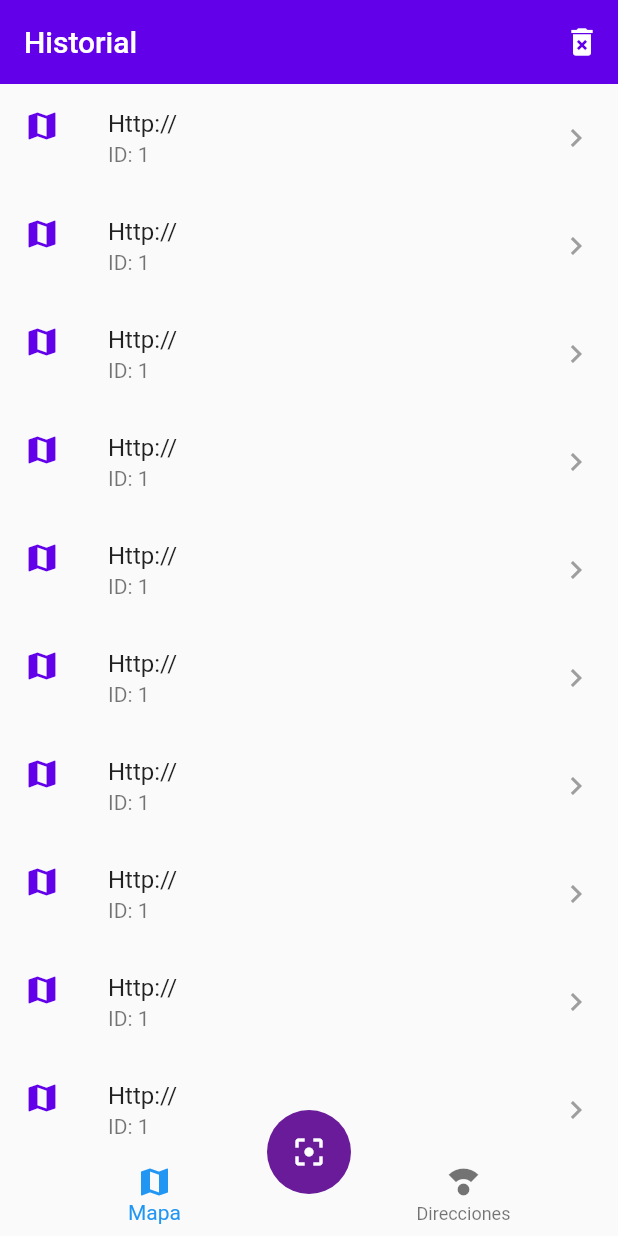
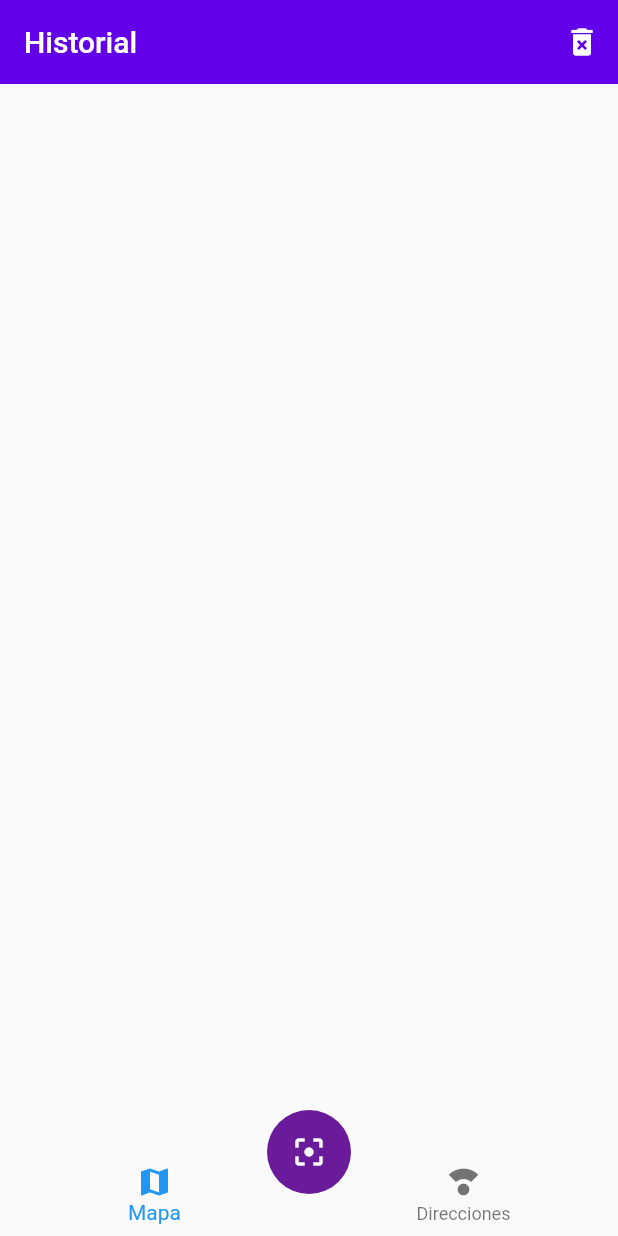
Before and after one commit to cesaroer/qr_reader, a Flutter app: the screen it shows after launch, on a phone screen of 412 x 824 dp. Run offline on Flutter 3.47's test engine with Material 2 defaults, Android fonts, the phone set to English and light mode, and no system bars; our stand-ins replace sqflite; missing offline and left inert: flutter_barcode_scanner; accounts and stored records are empty.

Commit message:
Implemented ScansListPRovider and also added ListVewBuilders to mapas page and direccionespage

```diff
--- a/lib/pages/home_page.dart
+++ b/lib/pages/home_page.dart
@@ -3,6 +3,7 @@ import 'package:provider/provider.dart';
 import 'package:qr_reader/pages/direcciones_page.dart';
 import 'package:qr_reader/pages/mapas_page.dart';
 import 'package:qr_reader/providers/db_provider.dart';
+import 'package:qr_reader/providers/scan_list_provider.dart';
 import 'package:qr_reader/providers/ui_provider.dart';
 import 'package:qr_reader/widgets/custom_navigatorbar.dart';
 import 'package:qr_reader/widgets/scan_button.dart';
@@ -43,11 +44,18 @@ class _HomePageBody extends StatelessWidget {
     //DBProvider.db.getScanByID(2).then((value) => print(value.valor));
     //DBProvider.db.deleteAllScan().then(print);
 
+    //Usar el scanListProvider
+
+    final scanListProvider =
+        Provider.of<ScanListService>(context, listen: false);
+
     switch (currentIndex) {
       case 0:
+        scanListProvider.cargarScansPorTipo("geo");
         return MapasPage();
         break;
       case 1:
+        scanListProvider.cargarScansPorTipo("http");
         return DireccionesPage();
         break;
       default:
--- a/lib/pages/mapas_page.dart
+++ b/lib/pages/mapas_page.dart
@@ -1,23 +1,30 @@
 import 'package:flutter/material.dart';
+import 'package:provider/provider.dart';
+import 'package:qr_reader/providers/scan_list_provider.dart';
 
 class MapasPage extends StatelessWidget {
   @override
   Widget build(BuildContext context) {
+    final scanListProvider = Provider.of<ScanListService>(context);
+    final scans = scanListProvider.scans;
+
     return ListView.builder(
       itemBuilder: (_, i) => ListTile(
         leading: Icon(
           Icons.map,
           color: Theme.of(context).primaryColor,
         ),
-        title: Text("Http://"),
-        subtitle: Text("ID: 1"),
+        title: Text(scans[i].valor),
+        subtitle: Text(scans[i].id.toString()),
         trailing: Icon(
           Icons.keyboard_arrow_right,
           color: Colors.grey,
         ),
-        onTap: () {},
+        onTap: () {
+          print(scans[i].id.toString());
+        },
       ),
-      itemCount: 10,
+      itemCount: scanListProvider.scans.length,
     );
   }
 }
```
Also changed, not shown: lib/pages/direcciones_page.dart (+22 -2 lines), lib/widgets/scan_button.dart (+8 -1 lines).
